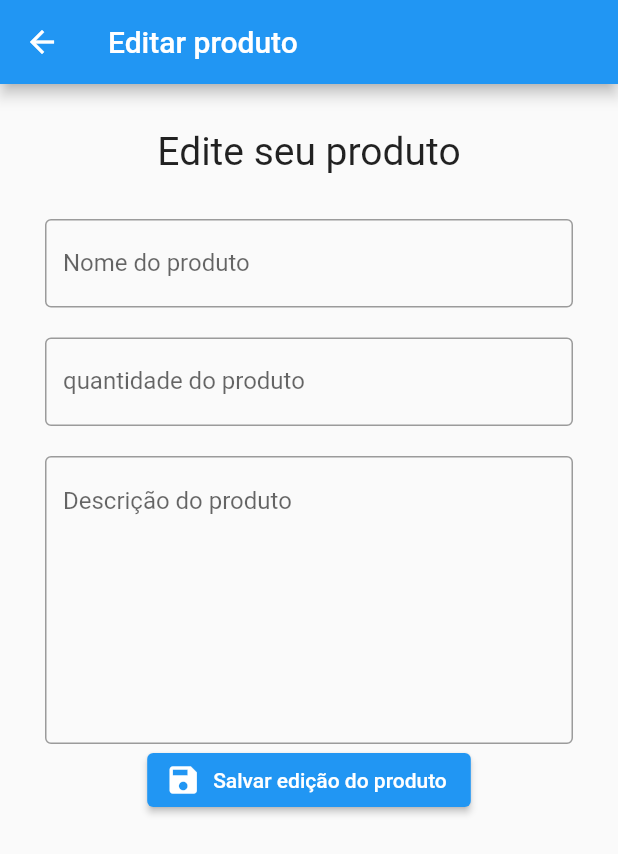
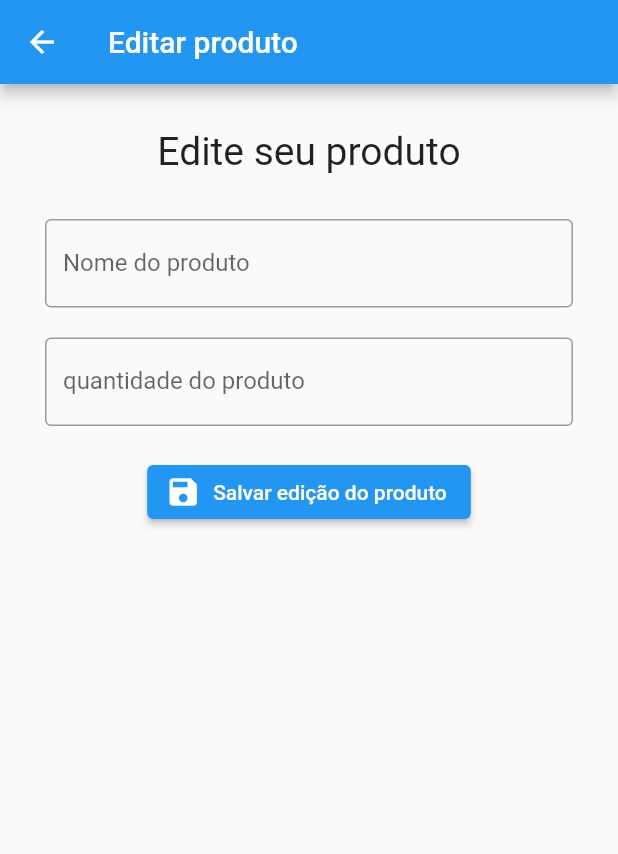
Before and after one commit to kepler4567/bestbuy, a Flutter app: the ExibirProduto screen opened directly with empty values, after a tap on the "edit" icon, on a phone screen of 412 x 824 dp. Shown: the top 854 px of the screen. Run offline on Flutter 3.47's test engine with Material 2 defaults, Android fonts, the phone set to English and light mode, and no system bars; our stand-ins replace shared_preferences, sqflite; missing offline and left inert: dbcrypt, shared_preferences_web; accounts and stored records are empty.

Commit message:
tirado campo observação

```diff
--- a/flutter_lista_compras-main/lib/banco_de_dados/banco.dart
+++ b/flutter_lista_compras-main/lib/banco_de_dados/banco.dart
@@ -19,7 +19,7 @@ class SQLDatabase {
   /// Ordenando a execução de operações assíncronas
   static _creatingDb(db) async {
     await db.execute(
-        'CREATE TABLE IF NOT EXISTS conta (id INTEGER PRIMARY KEY, user_id INTEGER, titulo TEXT, quantidade INTEGER, descricao TEXT, FOREIGN KEY (user_id) REFERENCES users(id))');
+        'CREATE TABLE IF NOT EXISTS conta (id INTEGER PRIMARY KEY, user_id INTEGER, titulo TEXT, quantidade INTEGER, FOREIGN KEY (user_id) REFERENCES users(id))');
     await db.execute(
         'CREATE TABLE IF NOT EXISTS ultimo_login (id INTEGER PRIMARY KEY, user_id INTEGER, esta_logado TEXT, FOREIGN KEY (user_id) REFERENCES users(id))');
   }
--- a/flutter_lista_compras-main/lib/telas/editarProduto.dart
+++ b/flutter_lista_compras-main/lib/telas/editarProduto.dart
@@ -75,21 +75,6 @@ class _EditarProdutoState extends State<EditarProduto> {
                   SizedBox(
                     height: 20,
                   ),
-                  TextFormField(
-                    key: ValueKey('descricao'),
-                    initialValue: _formValues['descricao'],
-                    autocorrect: true,
-                    validator: (value) => (value == null || value.isEmpty)
-                        ? 'O produto precisa possuir uma descrição'
-                        : null,
-                    onSaved: (newValue) => _formValues['descricao'] = newValue,
-                    decoration: InputDecoration(
-                      alignLabelWithHint: true,
-                      labelText: 'Descrição do produto',
-                      border: OutlineInputBorder(),
-                    ),
-                    maxLines: 8,
-                  ),
                   ElevatedButton.icon(
                     onPressed: () => _salvarProdutoEditado(context),
                     icon: Icon(Icons.save),
@@ -115,7 +100,6 @@ class _EditarProdutoState extends State<EditarProduto> {
     var atualizarDB = {
       'titulo': _formValues['titulo'],
       'quantidade': _formValues['quantidade'],
-      'descricao': _formValues['descricao'],
     };
 
     await SQLDatabase.updateByID('conta', _formValues['id'], atualizarDB);
--- a/flutter_lista_compras-main/lib/telas/exibirProduto.dart
+++ b/flutter_lista_compras-main/lib/telas/exibirProduto.dart
@@ -35,17 +35,6 @@ class _ExibirProdutoState extends State<ExibirProduto> {
                 SizedBox(
                   height: 60,
                 ),
-                Text(
-                  'Descrição do produto: ' + argumentos['descricao'],
-                  style: TextStyle(fontSize: 26),
-                  textAlign: TextAlign.center,
-                ),
-                SizedBox(
-                  height: 20,
-                ),
-                SizedBox(
-                  height: 360,
-                ),
                 ElevatedButton(
                     onPressed: () => _deletar(context, argumentos),
                     child: Text(
```
Also changed, not shown: flutter_lista_compras-main/lib/telas/NovoProduto.dart (+0 -18 lines), 1 other file.
